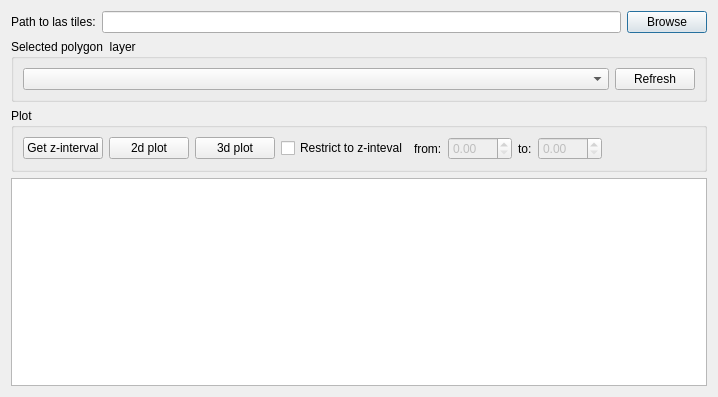
The window that pcplot/Ui_PcPlot.ui (SDFIdk/DHMQC) describes before a commit, drawn with Qt 5.
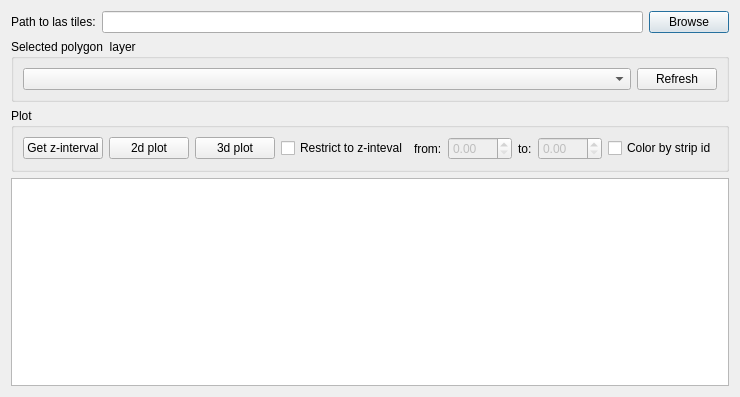
The same window after the commit.

Commit message: by strip id...

Patch:
```diff
--- a/pcplot/Ui_PcPlot.ui
+++ b/pcplot/Ui_PcPlot.ui
@@ -91,7 +91,7 @@
         </property>
        </widget>
       </item>
-      <item row="0" column="8">
+      <item row="0" column="9">
        <spacer name="horizontalSpacer">
         <property name="orientation">
          <enum>Qt::Horizontal</enum>
@@ -155,6 +155,13 @@
         </property>
        </widget>
       </item>
+      <item row="0" column="8">
+       <widget class="QCheckBox" name="chb_strip_color">
+        <property name="text">
+         <string>Color by strip id</string>
+        </property>
+       </widget>
+      </item>
      </layout>
     </widget>
    </item>
```
The commit also changes 2 other files.
